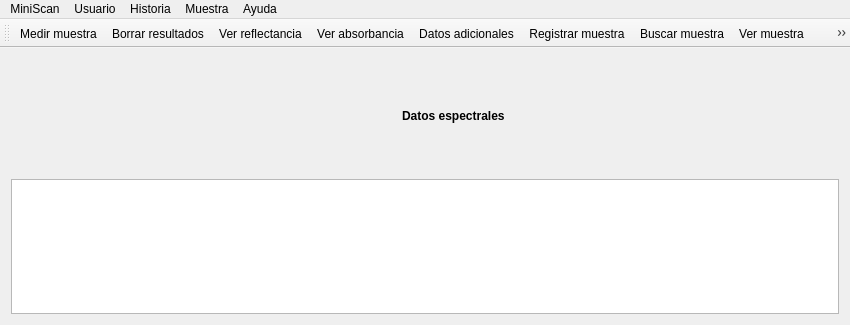
Qt form mainwindow.ui (Gabnz/Spectrasoft) before a commit.
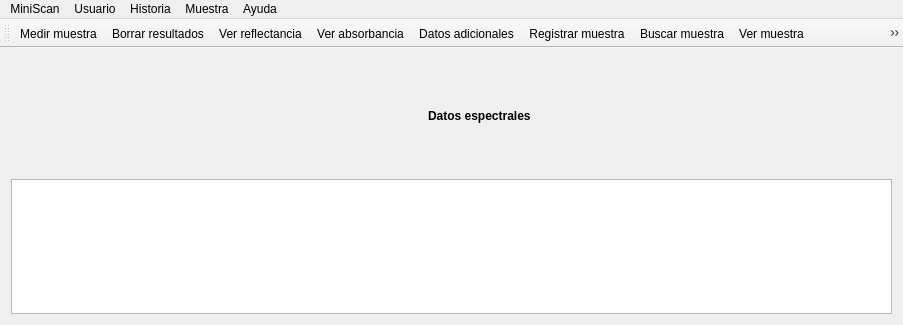
The same form after that commit. Icons and pictures are not drawn.

The edit to the form file:
```diff
--- a/mainwindow.ui
+++ b/mainwindow.ui
@@ -6,7 +6,7 @@
    <rect>
     <x>0</x>
     <y>0</y>
-    <width>850</width>
+    <width>903</width>
     <height>325</height>
    </rect>
   </property>
@@ -180,7 +180,7 @@
     <rect>
      <x>0</x>
      <y>0</y>
-     <width>850</width>
+     <width>903</width>
      <height>21</height>
     </rect>
    </property>
@@ -301,6 +301,7 @@
    <addaction name="actionRegistrar_muestra"/>
    <addaction name="actionBuscar_muestra"/>
    <addaction name="actionVer_muestra"/>
+   <addaction name="actionExportar_muestra"/>
    <addaction name="actionCerrar_muestra"/>
   </widget>
   <action name="actionConectar">
@@ -537,6 +538,15 @@
     <string>Borrar resultados</string>
    </property>
   </action>
+  <action name="actionExportar_muestra">
+   <property name="icon">
+    <iconset resource="recursos.qrc">
+     <normaloff>:/img/muestra_exportar.png</normaloff>:/img/muestra_exportar.png</iconset>
+   </property>
+   <property name="text">
+    <string>Exportar muestra</string>
+   </property>
+  </action>
  </widget>
  <layoutdefault spacing="6" margin="11"/>
  <resources>
```
Left out of the diff: 1 changed line with no effect on the pictures.
